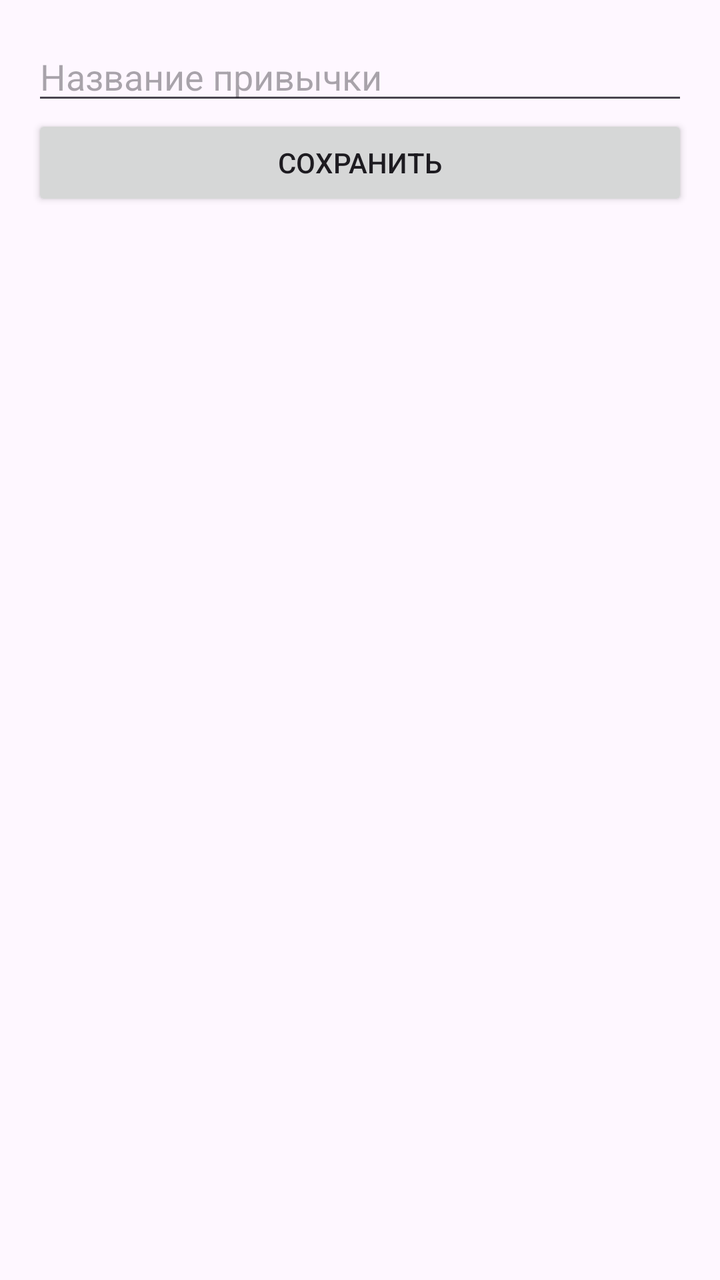
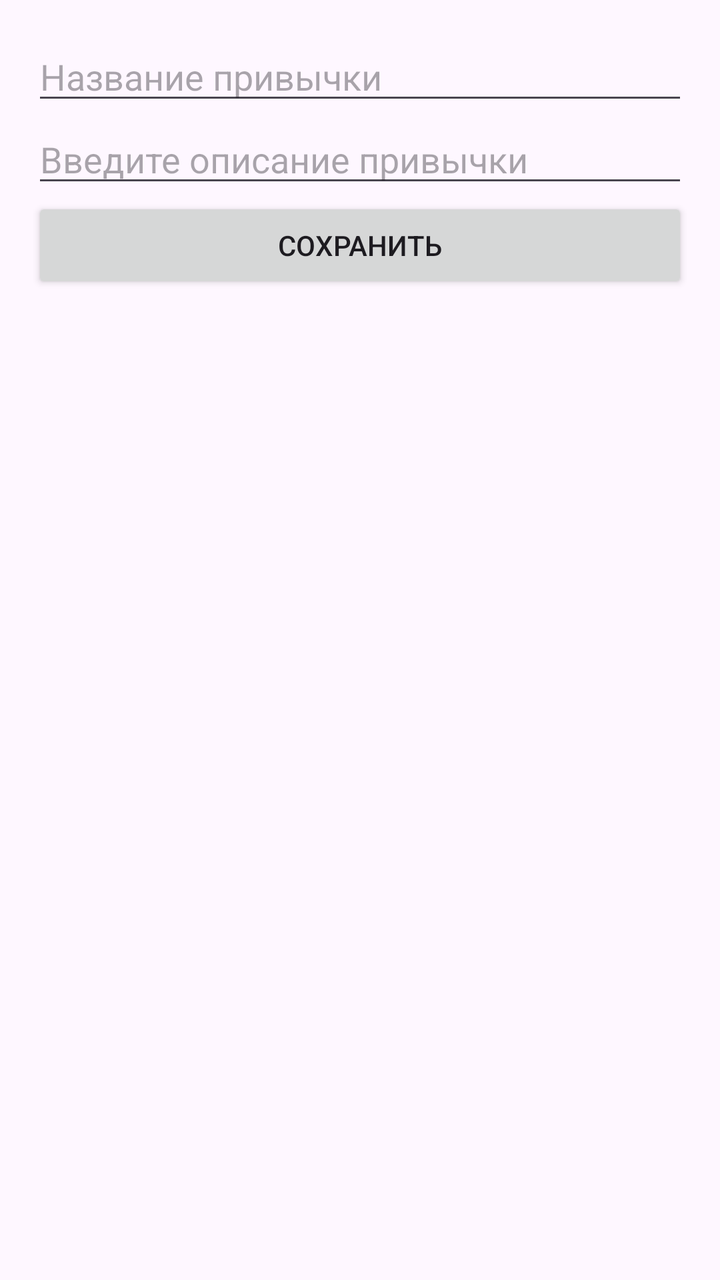

An Android layout rendered at two revisions. The XML below is the earlier revision; the diff shows what the commit changed to produce the second picture.
<!-- AndroidManifest.xml: application theme Theme.MyApplication -->
<!-- res/layout/activity_create_habit.xml -->
<LinearLayout xmlns:android="http://schemas.android.com/apk/res/android"
    android:layout_width="match_parent"
    android:layout_height="match_parent"
    android:orientation="vertical"
    android:padding="16dp">

    <EditText
        android:id="@+id/habitTitleEditText"
        android:layout_width="match_parent"
        android:layout_height="wrap_content"
        android:hint="Название привычки"
        android:textSize="18sp"/>

    <Button
        android:id="@+id/saveButton"
        android:layout_width="match_parent"
        android:layout_height="wrap_content"
        android:text="Сохранить" />
</LinearLayout>
<!-- resources referenced by this layout -->
<resources>
  <style name="Theme.MyApplication" parent="Base.Theme.MyApplication" />
  <style name="Base.Theme.MyApplication" parent="Theme.Material3.Light.NoActionBar">
          
          <item name="colorPrimary">@color/light_primary</item>
          <item name="colorPrimaryVariant">@color/light_primary_variant</item>
          <item name="colorOnPrimary">@color/light_on_primary</item>
          <item name="colorSecondary">@color/light_secondary</item>
          <item name="colorOnSecondary">@color/light_on_secondary</item>
          <item name="colorSurface">@color/light_surface</item>
          <item name="colorOnSurface">@color/light_on_surface</item>
          
      </style>
  <color name="light_primary">#6200EE</color>
  <color name="light_primary_variant">#3700B3</color>
  <color name="light_on_primary">#FFFFFF</color>
  <color name="light_secondary">#03DAC6</color>
  <color name="light_on_secondary">#000000</color>
  <color name="light_surface">#FFFFFF</color>
  <color name="light_on_surface">#000000</color>
</resources>

<!-- the commit's change to res/layout/activity_create_habit.xml (unified diff, before → after) -->
@@ -10,6 +10,13 @@
         android:layout_height="wrap_content"
         android:hint="Название привычки"
         android:textSize="18sp"/>
+    <EditText
+        android:id="@+id/habitDescriptionEditText"
+        android:layout_width="match_parent"
+        android:layout_height="wrap_content"
+        android:hint="Введите описание привычки"
+        android:inputType="textMultiLine"/>
+
 
     <Button
         android:id="@+id/saveButton"
